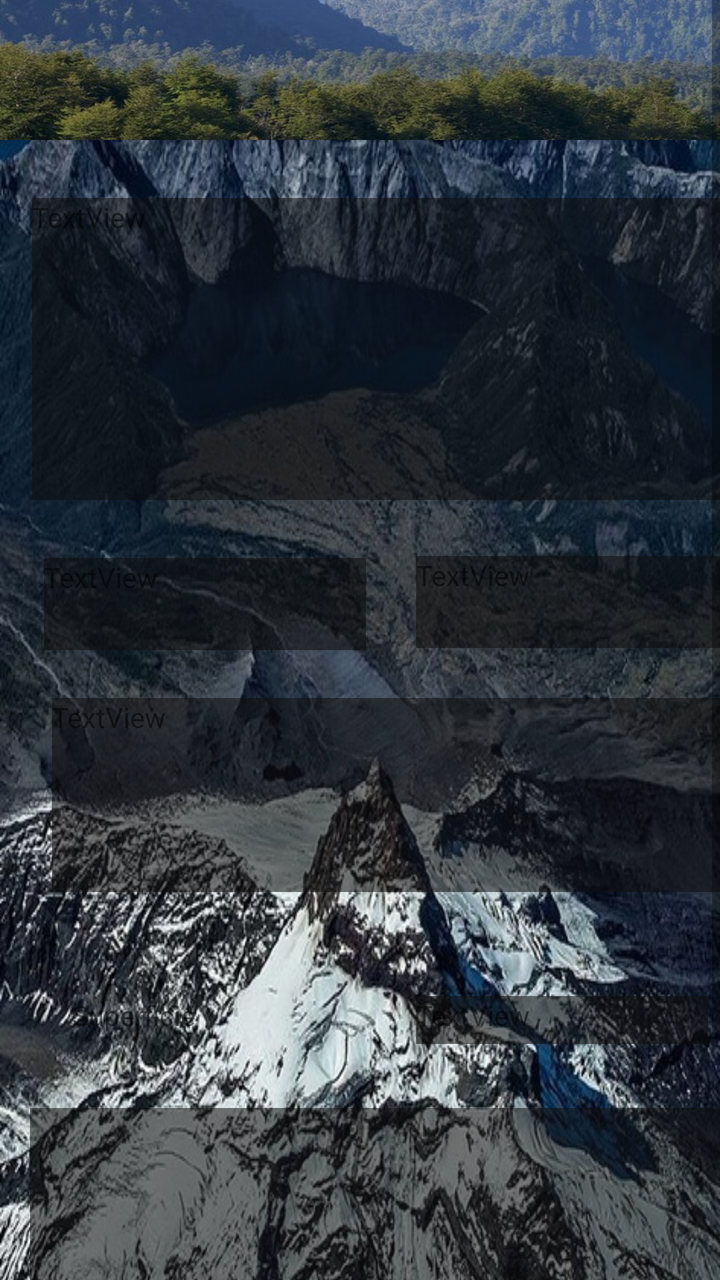
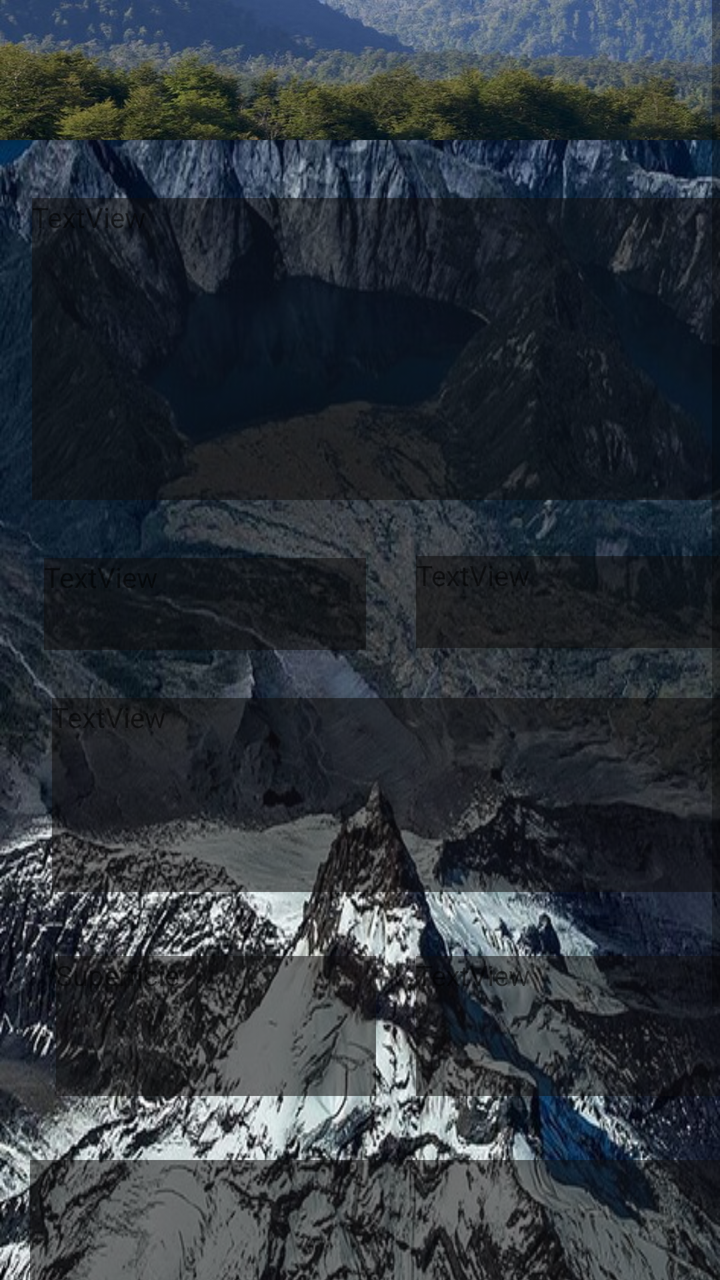

An Android layout rendered at two revisions. The XML below is the earlier revision; the diff shows what the commit changed to produce the second picture.
<!-- AndroidManifest.xml: application theme Theme.ParquePumalinApp -->
<!-- res/layout/activity_info_qr_camping.xml -->
<?xml version="1.0" encoding="utf-8"?>
<ScrollView xmlns:android="http://schemas.android.com/apk/res/android"
    xmlns:app="http://schemas.android.com/apk/res-auto"
    xmlns:tools="http://schemas.android.com/tools"
    android:layout_width="match_parent"
    android:layout_height="match_parent">

    <androidx.constraintlayout.widget.ConstraintLayout
        android:id="@+id/main"
        android:layout_width="match_parent"
        android:layout_height="70dp"
        android:background="@drawable/paisaje2"
    tools:context=".activities.InfoQR.InfoQrCampingActivity">

    <androidx.appcompat.widget.Toolbar
        android:id="@+id/toolbarCamping"
        android:layout_width="match_parent"
        android:layout_height="70dp"
        android:background="@drawable/michi2"
        android:elevation="4dp"
        app:layout_constraintEnd_toEndOf="parent"
        app:layout_constraintStart_toStartOf="parent"
        app:layout_constraintTop_toTopOf="parent"
        app:popupTheme="@style/ThemeOverlay.AppCompat.DayNight"
        app:subtitleTextColor="@color/Blanco"
        app:titleTextColor="@color/Blanco" />

    <TextView
        android:id="@+id/DescCamping"
        android:layout_width="377dp"
        android:layout_height="151dp"
        android:layout_marginStart="16dp"
        android:layout_marginTop="29dp"
        android:text="TextView"
        android:background="#FFFFFF"
        android:backgroundTint="#8B0F0E0E"
        android:backgroundTintMode="multiply"
        app:layout_constraintStart_toStartOf="parent"
        app:layout_constraintTop_toBottomOf="@+id/toolbarCamping" />

    <TextView
        android:id="@+id/PrecioComunitario"
        android:layout_width="161dp"
        android:layout_height="46dp"
        android:layout_marginStart="22dp"
        android:layout_marginTop="29dp"
        android:background="#FFFFFF"
        android:backgroundTint="#8B0F0E0E"
        android:backgroundTintMode="multiply"
        android:text="TextView"
        app:layout_constraintStart_toStartOf="parent"
        app:layout_constraintTop_toBottomOf="@+id/DescCamping" />

    <TextView
        android:id="@+id/PrecioPrivado"
        android:layout_width="161dp"
        android:layout_height="46dp"
        android:layout_marginStart="208dp"
        android:background="#FFFFFF"
        android:backgroundTint="#8B0F0E0E"
        android:backgroundTintMode="multiply"
        android:layout_marginTop="28dp"
        android:text="TextView"
        app:layout_constraintStart_toStartOf="parent"
        app:layout_constraintTop_toBottomOf="@+id/DescCamping" />

    <TextView
        android:id="@+id/RestriccionesCamping"
        android:layout_width="345dp"
        android:layout_height="97dp"
        android:layout_marginStart="26dp"
        android:background="#FFFFFF"
        android:backgroundTint="#8B0F0E0E"
        android:backgroundTintMode="multiply"
        android:layout_marginTop="24dp"
        android:text="TextView"
        app:layout_constraintStart_toStartOf="parent"
        app:layout_constraintTop_toBottomOf="@+id/PrecioComunitario" />

    <TextView
        android:id="@+id/CapacidadCamping"
        android:layout_width="146dp"
        android:layout_height="24dp"
        android:layout_marginStart="208dp"
        android:layout_marginTop="52dp"
        android:text="TextView"
        android:background="#FFFFFF"
        android:backgroundTint="#8B0F0E0E"
        android:backgroundTintMode="multiply"
        app:layout_constraintStart_toStartOf="parent"
        app:layout_constraintTop_toBottomOf="@+id/RestriccionesCamping" />

    <TextView
        android:id="@+id/SuperficieCamping"
        android:layout_width="wrap_content"
        android:layout_height="wrap_content"
        android:layout_marginStart="36dp"
        android:layout_marginTop="52dp"
        android:text="Superficie"
        app:layout_constraintStart_toStartOf="parent"
        app:layout_constraintTop_toBottomOf="@+id/RestriccionesCamping" />

    <ImageView
        android:id="@+id/Clagoblancoid"
        android:layout_width="370dp"
        android:layout_height="234dp"
        android:layout_marginStart="15dp"
        android:layout_marginTop="32dp"
        android:background="#FFFFFF"
        android:backgroundTint="#8B0F0E0E"
        android:backgroundTintMode="multiply"
        app:layout_constraintStart_toStartOf="parent"
        app:layout_constraintTop_toBottomOf="@+id/CapacidadCamping" />

    </androidx.constraintlayout.widget.ConstraintLayout>
</ScrollView>
<!-- resources referenced by this layout -->
<resources>
  <color name="Blanco">#e2eee8</color>
  <!-- drawable michi2: jpg bitmap (drawable, 34865 bytes) -->
  <!-- drawable paisaje2: jpg bitmap (drawable, 169511 bytes) -->
  <style name="Theme.ParquePumalinApp" parent="Base.Theme.ParquePumalinApp" />
  <style name="Base.Theme.ParquePumalinApp" parent="Theme.MaterialComponents.DayNight.NoActionBar">
          
          <item name="colorPrimary">@color/Azul</item>
          <item name="colorPrimaryDark">@color/black</item>
      </style>
  <color name="Azul">#03738C</color>
  <color name="black">#FF000000</color>
</resources>

<!-- the commit's change to res/layout/activity_info_qr_camping.xml (unified diff, before → after) -->
@@ -6,7 +6,7 @@
     android:layout_height="match_parent">
 
     <androidx.constraintlayout.widget.ConstraintLayout
-        android:id="@+id/main"
+        android:id="@+id/mainCamping"
         android:layout_width="match_parent"
         android:layout_height="70dp"
         android:background="@drawable/paisaje2"
@@ -77,30 +77,33 @@
         app:layout_constraintStart_toStartOf="parent"
         app:layout_constraintTop_toBottomOf="@+id/PrecioComunitario" />
 
-    <TextView
-        android:id="@+id/CapacidadCamping"
-        android:layout_width="146dp"
-        android:layout_height="24dp"
-        android:layout_marginStart="208dp"
-        android:layout_marginTop="52dp"
-        android:text="TextView"
-        android:background="#FFFFFF"
-        android:backgroundTint="#8B0F0E0E"
-        android:backgroundTintMode="multiply"
-        app:layout_constraintStart_toStartOf="parent"
-        app:layout_constraintTop_toBottomOf="@+id/RestriccionesCamping" />
+        <TextView
+            android:id="@+id/CapacidadCamping"
+            android:layout_width="160dp"
+            android:layout_height="70dp"
+            android:layout_marginStart="208dp"
+            android:layout_marginTop="32dp"
+            android:background="#FFFFFF"
+            android:backgroundTint="#8B0F0E0E"
+            android:backgroundTintMode="multiply"
+            android:text="TextView"
+            app:layout_constraintStart_toStartOf="parent"
+            app:layout_constraintTop_toBottomOf="@+id/RestriccionesCamping" />
 
-    <TextView
-        android:id="@+id/SuperficieCamping"
-        android:layout_width="wrap_content"
-        android:layout_height="wrap_content"
-        android:layout_marginStart="36dp"
-        android:layout_marginTop="52dp"
-        android:text="Superficie"
-        app:layout_constraintStart_toStartOf="parent"
-        app:layout_constraintTop_toBottomOf="@+id/RestriccionesCamping" />
+        <TextView
+            android:id="@+id/SuperficieCamping"
+            android:layout_width="160dp"
+            android:layout_height="70dp"
+            android:layout_marginStart="28dp"
+            android:layout_marginTop="32dp"
+            android:text="Superficie"
+            android:background="#FFFFFF"
+            android:backgroundTint="#8B0F0E0E"
+            android:backgroundTintMode="multiply"
+            app:layout_constraintStart_toStartOf="parent"
+            app:layout_constraintTop_toBottomOf="@+id/RestriccionesCamping" />
 
-    <ImageView
+        <ImageView
         android:id="@+id/Clagoblancoid"
         android:layout_width="370dp"
         android:layout_height="234dp"
